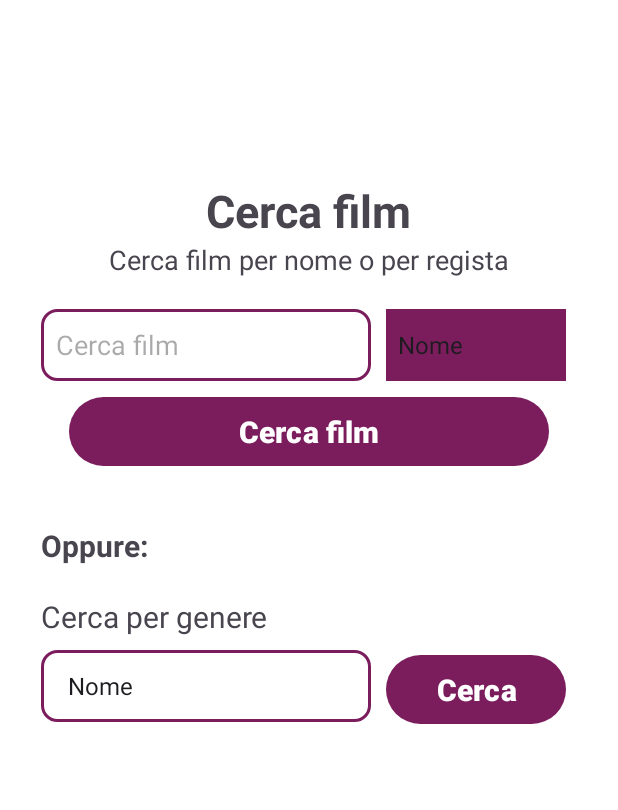
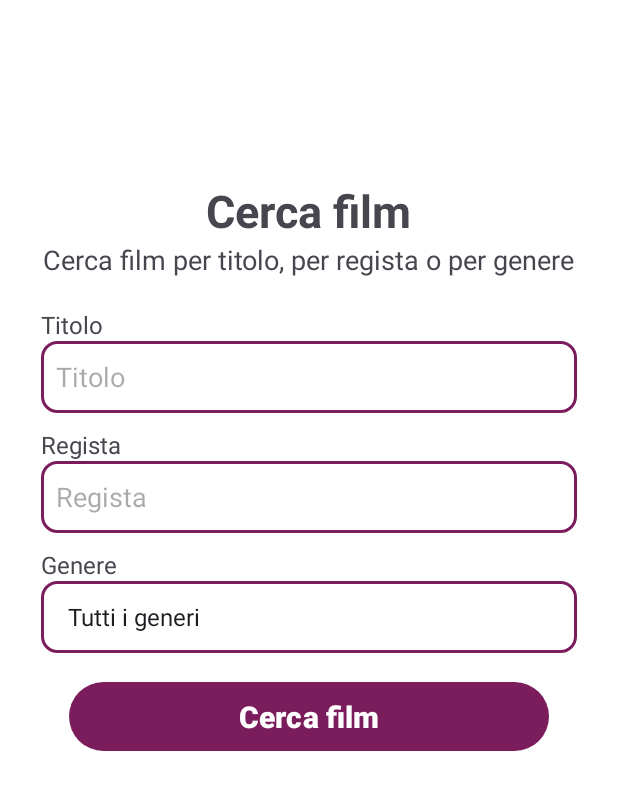
Before and after one commit to CsaProtocol/MyVideoteca, an Android app: the layout cerca.xml on its own in the app's theme, with its tools: preview values and no code run, on a phone screen of 412 x 824 dp, the part 90-900 px from its top. Run offline under Robolectric (Android 15) with nearby library versions, the phone set to English and light mode, and no system bars.

Commit message:
[Frontend] Cerca Film

```diff
--- a/frontend/MyVideoteca/app/src/main/AndroidManifest.xml
+++ b/frontend/MyVideoteca/app/src/main/AndroidManifest.xml
@@ -26,7 +26,11 @@
             </intent-filter>
         </activity>
         <activity android:name=".view.AccessoActivity"> </activity>
+        <activity android:name=".view.CarrelloActivity"> </activity>
+        <activity android:name=".view.CercaActivity"> </activity>
+        <activity android:name=".view.CercaRisultatiActivity"> </activity>
         <activity android:name=".view.HomeActivity"> </activity>
+        <activity android:name=".view.NoleggiActivity"> </activity>
     </application>
 
 </manifest>
--- a/frontend/MyVideoteca/app/src/main/java/it/unina/myvideoteca/MainActivity.kt
+++ b/frontend/MyVideoteca/app/src/main/java/it/unina/myvideoteca/MainActivity.kt
@@ -15,7 +15,6 @@ import it.unina.myvideoteca.server.ServerController
 import it.unina.myvideoteca.socket.SocketSingleton
 import it.unina.myvideoteca.utils.RegexChecker
 import it.unina.myvideoteca.view.AccessoActivity
-import it.unina.myvideoteca.view.HomeActivity
 import org.json.JSONObject
 
 class MainActivity : AppCompatActivity() {
@@ -107,10 +106,9 @@ class MainActivity : AppCompatActivity() {
                 if (response != null) {
                     val jsonResponse = JSONObject(response)
                     if (jsonResponse.getString("status") == "success") {
-                        val intent = Intent(this@MainActivity, HomeActivity::class.java)
+                        Toast.makeText(this, "Registrazione avvenuta con successo.", Toast.LENGTH_SHORT).show()
+                        val intent = Intent(this@MainActivity, AccessoActivity::class.java)
                         startActivity(intent)
-                        finish()
-                        Toast.makeText(this, "Registrazione avvenuta con successo.", Toast.LENGTH_SHORT).show()
                     } else {
                         Toast.makeText(this, jsonResponse.getString("message"), Toast.LENGTH_SHORT).show()
                     }
--- a/frontend/MyVideoteca/app/src/main/res/layout/cerca.xml
+++ b/frontend/MyVideoteca/app/src/main/res/layout/cerca.xml
@@ -60,7 +60,7 @@
                 app:layout_constraintTop_toTopOf="parent">
 
                 <TextView
-                    android:id="@+id/textTitolo"
+                    android:id="@+id/textCerca"
                     style="@style/Titolo"
                     android:layout_width="wrap_content"
                     android:layout_height="wrap_content"
@@ -77,33 +77,57 @@
                     android:textSize="18sp"
                     android:text="@string/cerca_sottotitolo" />
 
-                <LinearLayout
+                <TextView
+                    android:id="@+id/textTitolo"
                     android:layout_width="match_parent"
-                    android:layout_height="50dp"
-                    android:orientation="horizontal"
-                    android:gravity="center_vertical">
+                    android:layout_height="wrap_content"
+                    android:textSize="16sp"
+                    android:text="@string/titolo" />
 
                 <EditText
-                        android:id="@+id/editTextCerca"
+                    android:id="@+id/editTextTitolo"
                     android:background="@drawable/purple_border_background"
-                        android:layout_width="220dp"
+                    android:layout_width="match_parent"
                     android:layout_height="48dp"
                     android:layout_gravity="center_vertical"
-                        android:layout_marginEnd="10dp"
+                    android:layout_marginBottom="10dp"
                     android:importantForAutofill="no"
                     android:inputType="textPersonName"
-                        android:hint="@string/cerca_film"/>
+                    android:hint="@string/titolo"/>
+
+                <TextView
+                    android:id="@+id/textRegista"
+                    android:layout_width="match_parent"
+                    android:layout_height="wrap_content"
+                    android:textSize="16sp"
+                    android:text="@string/regista" />
+
+                <EditText
+                    android:id="@+id/editTextRegista"
+                    android:background="@drawable/purple_border_background"
+                    android:layout_width="match_parent"
+                    android:layout_height="48dp"
+                    android:layout_gravity="center_vertical"
+                    android:layout_marginBottom="10dp"
+                    android:importantForAutofill="no"
+                    android:inputType="textPersonName"
+                    android:hint="@string/regista_mockup"/>
+
+                <TextView
+                    android:id="@+id/textGenere"
+                    android:layout_width="match_parent"
+                    android:layout_height="wrap_content"
+                    android:textSize="16sp"
+                    android:text="@string/genere" />
 
                 <Spinner
-                        android:id="@+id/spinnerTipoRicerca"
-                        style="@style/PurpleSpinner"
-                        android:layout_width="120dp"
+                    android:id="@+id/spinnerGenere"
+                    android:background="@drawable/purple_border_background"
+                    android:layout_width="match_parent"
                     android:layout_height="48dp"
                     android:layout_gravity="center_vertical"
-                        android:entries="@array/tipo_ricerca" />
-
-                </LinearLayout>
-
+                    android:layout_marginBottom="10dp"
+                    android:entries="@array/genere_film" />
 
                 <Button
                     android:id="@+id/buttonCerca"
@@ -115,51 +139,6 @@
                     android:layout_marginBottom="5dp"
                     android:text="@string/cerca_film" />
 
-                <TextView
-                    android:id="@+id/textOpppure"
-                    android:layout_width="match_parent"
-                    android:layout_height="wrap_content"
-                    android:layout_marginTop="30dp"
-                    android:textSize="20sp"
-                    android:textStyle="bold"
-                    android:text="@string/oppure" />
-
-                <TextView
-                    android:id="@+id/textInfoGeneri"
-                    android:layout_width="match_parent"
-                    android:layout_height="wrap_content"
-                    android:layout_marginTop="20dp"
-                    android:textSize="20sp"
-                    android:text="@string/cerca_generi" />
-
-
-                <LinearLayout
-                    android:layout_width="match_parent"
-                    android:layout_height="50dp"
-                    android:orientation="horizontal"
-                    android:layout_marginTop="8dp"
-                    android:gravity="center_vertical">
-
-                    <Spinner
-                        android:id="@+id/spinnerGenere"
-                        android:background="@drawable/purple_border_background"
-                        android:layout_width="220dp"
-                        android:layout_height="48dp"
-                        android:layout_gravity="center_vertical"
-                        android:layout_marginEnd="10dp"
-                        android:entries="@array/tipo_ricerca" />
-
-                    <Button
-                        android:id="@+id/buttonCercaGenere"
-                        style="@style/PurpleButton"
-                        android:layout_marginTop="5dp"
-                        android:layout_width="120dp"
-                        android:layout_height="54dp"
-                        android:layout_gravity="center_horizontal"
-                        android:layout_marginBottom="5dp"
-                        android:text="@string/cerca" />
-
-                </LinearLayout>
 
             </LinearLayout>
 
--- a/frontend/MyVideoteca/app/src/main/res/values/strings.xml
+++ b/frontend/MyVideoteca/app/src/main/res/values/strings.xml
@@ -23,14 +23,12 @@
     <string name="restituisci">Restituisci film</string>
 
     <!-- Cerca -->
-    <string name="cerca_sottotitolo">Cerca film per nome o per regista</string>
-    <string-array name="tipo_ricerca">
-        <item>Nome</item>
-        <item>Regista</item>
-    </string-array>
-    <string name="oppure">Oppure:</string>
-    <string name="cerca_generi">Cerca per genere</string>
+    <string name="cerca_sottotitolo">Cerca film per titolo, per regista o per genere</string>
+    <string name="titolo">Titolo</string>
+    <string name="regista">Regista</string>
+    <string name="genere">Genere</string>
     <string-array name="genere_film">
+        <item>Tutti i generi</item>
         <item>Azione</item>
         <item>Avventura</item>
         <item>Commedia</item>
@@ -54,7 +52,8 @@
     <string name="aggiungi_al_carrello">Aggiungi al carrello</string>
     <string name="titolo_mockup">Titolo titolo2 titolo3 titolo</string>
     <string name="regista_mockup">Regista</string>
-    <string name="anno_mockup">Anno e durata</string>
+    <string name="anno_e_durata_mockup">%d, %d min</string>
+    <string name="genere_mockup">Genere</string>
     <string name="descrizione_mockup">Descrizione del film</string>
     <string name="copie_disponibili">Copie disponibili: %d</string>
 
```
Also changed, not shown: frontend/MyVideoteca/app/src/main/java/it/unina/myvideoteca/server/ServerController.kt (+14 -0 lines), frontend/MyVideoteca/app/src/main/java/it/unina/myvideoteca/view/CercaActivity.kt (+46 -5 lines), frontend/MyVideoteca/app/src/main/java/it/unina/myvideoteca/view/CercaRisultatiActivity.kt (+38 -0 lines), frontend/MyVideoteca/app/src/main/java/it/unina/myvideoteca/view/CercaRisultatiAdapter.kt (+30 -7 lines), frontend/MyVideoteca/app/src/main/res/layout/cerca_risultati_card.xml (+9 -2 lines). Lines whose indentation alone changed are shown as unchanged.
